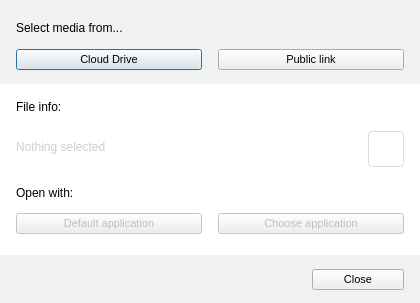
meganz/MEGAsync, file src/MEGASync/gui/linux/StreamingFromMegaDialog.ui: the form before one commit.
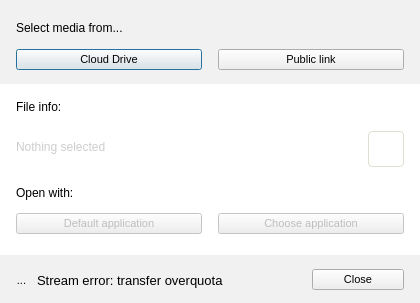
The form after the commit. Icons and pictures are not drawn.

Commit message: [UX] Show transfer error alert in streaming dialog when transfer overquota.

Patch:
```diff
--- a/src/MEGASync/gui/linux/StreamingFromMegaDialog.ui
+++ b/src/MEGASync/gui/linux/StreamingFromMegaDialog.ui
@@ -39,12 +39,16 @@
 	background-color: #f1f1f1;
 }
 
-#lStreamResourceDesc, #lFileInfoDesc, #lOpenWithDesc 
+#lStreamResourceDesc, #lFileInfoDesc, #lOpenWithDesc, #labelError
 {
   font-family: &quot;Lato&quot;;
   font-size: 12px;
   color: #000000;
 }
+#labelError
+{
+  font-size: 13px;
+}
 #lFileSize
 {
   font-family: &quot;Lato&quot;;
@@ -732,6 +736,33 @@
       <property name="bottomMargin">
        <number>4</number>
       </property>
+      <item>
+       <widget class="QToolButton" name="toolButtonError">
+        <property name="styleSheet">
+         <string notr="true">border: none;</string>
+        </property>
+        <property name="text">
+         <string>...</string>
+        </property>
+        <property name="icon">
+         <iconset resource="../Resources_win.qrc">
+          <normaloff>:/images/icon_error.png</normaloff>:/images/icon_error.png</iconset>
+        </property>
+        <property name="iconSize">
+         <size>
+          <width>24</width>
+          <height>24</height>
+         </size>
+        </property>
+       </widget>
+      </item>
+      <item>
+       <widget class="QLabel" name="labelError">
+        <property name="text">
+         <string>Stream error: transfer overquota</string>
+        </property>
+       </widget>
+      </item>
       <item>
        <spacer name="horizontalSpacer">
         <property name="orientation">
```
The commit also changes 5 other files.
